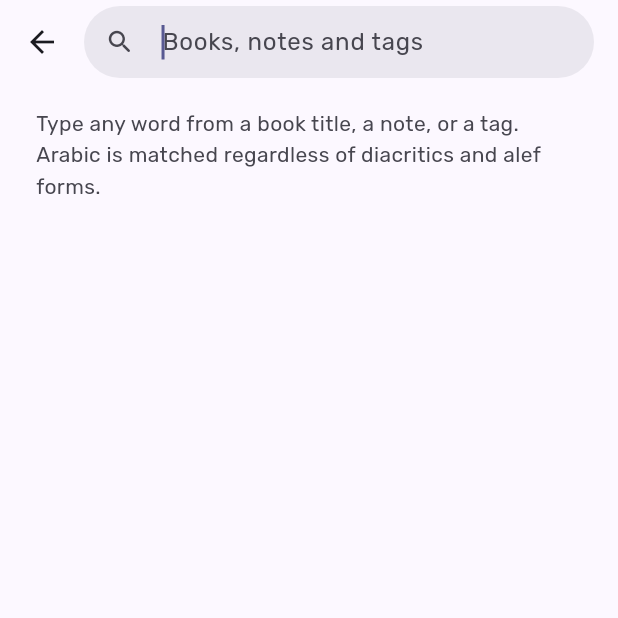
After one commit to ayoub-ben-99/waraq-app, a Flutter app: the screen it shows after launch, after a tap on the "search" icon, on a phone screen of 412 x 824 dp, the top half of it. The commit adds this screen. Run offline on Flutter 3.47's test engine with Material 3 defaults, Android fonts, the phone set to English and light mode, and no system bars; drawn by our look-alikes of dynamic_color; our stand-ins replace file_picker, flutter_riverpod, shared_preferences; missing offline and left inert: pdfx.

Commit message:
feat(search): one search over books, notes and tags (4.5.0)
Adds an Arabic-aware normaliser (diacritics, alef/ya/ta-marbuta, tatweel, Latin
case) and a pure search model that groups hits into books (title or shelf),
notes (text or tag name) and tags. The new screen is reachable from Home and the
Library, opens with the keyboard ready, and shows tag chips as suggestions before
typing.

Co-authored-by: arena-agent <297053741+arena-agent@users.noreply.github.com>

```diff
--- a/lib/core/app_info.dart
+++ b/lib/core/app_info.dart
@@ -1,4 +1,4 @@
 /// Single source of truth for the user-visible app version.
 abstract final class AppInfo {
-  static const String version = '4.4.0';
+  static const String version = '4.5.0';
 }
--- a/lib/core/l10n/app_strings.dart
+++ b/lib/core/l10n/app_strings.dart
@@ -274,6 +274,25 @@ class AppStrings {
   String get noteAddAction => _t('Add note', 'أضف ملاحظة');
   String get noteEditAction => _t('Edit note', 'تعديل الملاحظة');
 
+  // -------------------------------------------------------------- search ---
+  String get searchEverything => _t('Search', 'بحث');
+  String get searchEverythingHint => _t(
+        'Books, notes and tags',
+        'الكتب والملاحظات والوسوم',
+      );
+  String get searchIntro => _t(
+        'Type any word from a book title, a note, or a tag. Arabic is matched regardless of diacritics and alef forms.',
+        'اكتب أي كلمة من عنوان كتاب أو ملاحظة أو وسم. تُطابَق العربية بصرف النظر عن التشكيل وشكل الألف.',
+      );
+  String searchBooks(int count) => _t('Books · $count', 'كتب · $count');
+  String searchNotes(int count) => _t('Notes · $count', 'ملاحظات · $count');
+  String get searchTags => _t('Tags', 'الوسوم');
+  String get searchNoResultsTitle => _t('Nothing found', 'لا نتائج');
+  String searchNoResultsBody(String query) => _t(
+        'No book, note or tag matches “$query”.',
+        'لا كتاب ولا ملاحظة ولا وسم يطابق «$query».',
+      );
+
   // ---------------------------------------------------------------- tags ---
   String get noteTagsLabel => _t('Tags', 'الوسوم');
   String get tagNew => _t('New tag', 'وسم جديد');
--- /dev/null
+++ b/lib/domain/arabic_text.dart
@@ -0,0 +1,49 @@
+/// Arabic-aware text normalisation for search, ported from the React Native
+/// app's `normalize()`. Two strings that a reader would consider identical must
+/// compare equal: diacritics are dropped, alef/ya/ta-marbuta forms are unified
+/// and Latin text is lower-cased.
+String normalizeArabic(String? input) {
+  if (input == null) {
+    return '';
+  }
+  final StringBuffer out = StringBuffer();
+  for (final int code in input.runes) {
+    // Harakat (fatha…sukun) plus the superscript alef and tatweel carry no
+    // searchable meaning.
+    if (code >= 0x064B && code <= 0x065F) {
+      continue;
+    }
+    if (code == 0x0670 || code == 0x0640) {
+      continue;
+    }
+    final String char = String.fromCharCode(code);
+    switch (char) {
+      case 'أ':
+      case 'إ':
+      case 'آ':
+      case 'ٱ':
+        out.write('ا');
+      case 'ى':
+      case 'ئ':
+      case 'ي':
+        out.write('ي');
+      case 'ة':
+        out.write('ه');
+      case 'ؤ':
+        out.write('و');
+      default:
+        out.write(char.toLowerCase());
+    }
+  }
+  return out.toString().replaceAll(RegExp(r'\s+'), ' ').trim();
+}
+
+/// True when [haystack] contains [query] after normalisation. An empty query
+/// matches nothing, so empty fields never flood results.
+bool containsQuery(String? haystack, String query) {
+  final String needle = normalizeArabic(query);
+  if (needle.isEmpty) {
+    return false;
+  }
+  return normalizeArabic(haystack).contains(needle);
+}
--- /dev/null
+++ b/lib/domain/library_search.dart
@@ -0,0 +1,69 @@
+import 'arabic_text.dart';
+import 'entities/bookmark.dart';
+import 'entities/note_tag.dart';
+import 'entities/pdf_document.dart';
+
+/// What a global search found, grouped the way the screen shows it.
+class SearchResults {
+  const SearchResults({
+    this.books = const <PdfDocument>[],
+    this.notes = const <Bookmark>[],
+    this.tags = const <NoteTag>[],
+  });
+
+  final List<PdfDocument> books;
+  final List<Bookmark> notes;
+  final List<NoteTag> tags;
+
+  int get total => books.length + notes.length + tags.length;
+
+  bool get isEmpty => total == 0;
+}
+
+/// Searches books (title and shelf), notes (text and tag names) and tags.
+///
+/// A one-character query is enough: Arabic words are short, and the reader
+/// expects the list to narrow as they type.
+SearchResults searchLibrary({
+  required String query,
+  required List<PdfDocument> documents,
+  required List<Bookmark> notes,
+  required List<NoteTag> tags,
+  int limit = 40,
+}) {
+  final String needle = normalizeArabic(query);
+  if (needle.isEmpty) {
+    return const SearchResults();
+  }
+
+  final Map<String, NoteTag> tagsById = <String, NoteTag>{
+    for (final NoteTag tag in tags) tag.id: tag,
+  };
+
+  final List<PdfDocument> books = <PdfDocument>[
+    for (final PdfDocument document in documents)
+      if (containsQuery(document.title, needle) ||
+          containsQuery(document.category, needle))
+        document,
+  ]..sort((PdfDocument a, PdfDocument b) => a.title.compareTo(b.title));
+
+  final List<Bookmark> matchedNotes = <Bookmark>[
+    for (final Bookmark note in notes)
+      if (containsQuery(note.note, needle) ||
+          note.tagIds.any(
+            (String id) => containsQuery(tagsById[id]?.name, needle),
+          ))
+        note,
+  ]..sort((Bookmark a, Bookmark b) => b.touchedAt.compareTo(a.touchedAt));
+
+  final List<NoteTag> matchedTags = <NoteTag>[
+    for (final NoteTag tag in tags)
+      if (containsQuery(tag.name, needle)) tag,
+  ]..sort((NoteTag a, NoteTag b) => a.name.compareTo(b.name));
+
+  return SearchResults(
+    books: books.take(limit).toList(growable: false),
+    notes: matchedNotes.take(limit).toList(growable: false),
+    tags: matchedTags.take(limit).toList(growable: false),
+  );
+}
--- a/lib/presentation/screens/home_screen.dart
+++ b/lib/presentation/screens/home_screen.dart
@@ -24,6 +24,7 @@ import '../widgets/book_details_sheet.dart';
 import '../widgets/document_row.dart';
 import '../widgets/import_document.dart';
 import '../widgets/review_banner.dart';
+import 'search_screen.dart';
 import '../widgets/stats_grid.dart';
 
 /// Greeting, the resume card, and the most recent documents.
@@ -112,7 +113,20 @@ class HomeScreen extends ConsumerWidget {
                             ],
                           ),
                         ),
-                        const SizedBox(width: Gap.m),
+                        const SizedBox(width: Gap.s),
+                        RoundIconButton(
+                          icon: Icons.search_rounded,
+                          tooltip: strings.searchEverything,
+                          onPressed: () => unawaited(
+                            Navigator.of(context).push<void>(
+                              MaterialPageRoute<void>(
+                                builder: (BuildContext context) =>
+                                    const SearchScreen(),
+                              ),
+                            ),
+                          ),
+                        ),
+                        const SizedBox(width: Gap.s),
                         RoundIconButton(
                           icon: importing
                               ? Icons.hourglass_top_rounded
--- a/lib/presentation/screens/library_screen.dart
+++ b/lib/presentation/screens/library_screen.dart
@@ -16,6 +16,7 @@ import '../reader/reader_route.dart';
 import '../widgets/book_details_sheet.dart';
 import '../widgets/document_row.dart';
 import '../widgets/import_document.dart';
+import 'search_screen.dart';
 
 enum _SortMode { recent, title }
 
@@ -104,6 +105,19 @@ class _LibraryScreenState extends ConsumerState<LibraryScreen> {
                         style: theme.textTheme.displaySmall,
                       ),
                     ),
+                    RoundIconButton(
+                      icon: Icons.search_rounded,
+                      tooltip: strings.searchEverything,
+                      onPressed: () => unawaited(
+                        Navigator.of(context).push<void>(
+                          MaterialPageRoute<void>(
+                            builder: (BuildContext context) =>
+                                const SearchScreen(),
+                          ),
+                        ),
+                      ),
+                    ),
+                    const SizedBox(width: Gap.s),
                     RoundIconButton(
                       icon: importing
                           ? Icons.hourglass_top_rounded
--- /dev/null
+++ b/lib/presentation/screens/search_screen.dart
@@ -0,0 +1,385 @@
+import 'dart:async';
+
+import 'package:flutter/material.dart';
+import 'package:flutter_riverpod/flutter_riverpod.dart';
+
+import '../../core/l10n/app_strings.dart';
+import '../../core/theme/app_theme.dart';
+import '../../core/theme/shape_motion.dart';
+import '../../core/theme/tokens.dart';
+import '../../core/utils/formatters.dart';
+import '../../core/widgets/document_cover.dart';
+import '../../core/widgets/empty_state.dart';
+import '../../core/widgets/section_header.dart';
+import '../../core/widgets/tag_chip.dart';
+import '../../domain/entities/bookmark.dart';
+import '../../domain/entities/note_tag.dart';
+import '../../domain/entities/pdf_document.dart';
+import '../../domain/library_search.dart';
+import '../providers/bookmark_providers.dart';
+import '../providers/library_providers.dart';
+import '../providers/tag_providers.dart';
+import '../reader/reader_route.dart';
+
+/// One field over everything: books, notes and tags.
+class SearchScreen extends ConsumerStatefulWidget {
+  const SearchScreen({super.key});
+
+  @override
+  ConsumerState<SearchScreen> createState() => _SearchScreenState();
+}
+
+class _SearchScreenState extends ConsumerState<SearchScreen> {
+  final TextEditingController _field = TextEditingController();
+  String _query = '';
+
+  @override
+  void dispose() {
+    _field.dispose();
+    super.dispose();
+  }
+
+  void _searchFor(String value) {
+    _field
+      ..text = value
+      ..selection = TextSelection.collapsed(offset: value.length);
+    setState(() => _query = value);
+  }
+
+  @override
+  Widget build(BuildContext context) {
+    final AppStrings strings = AppStrings.of(context);
+    final ThemeData theme = Theme.of(context);
+    final ColorScheme scheme = theme.colorScheme;
+    final WaraqShape shape = WaraqShape.of(context);
+
+    final List<PdfDocument> documents =
+        ref.watch(documentsProvider).valueOrNull ?? const <PdfDocument>[];
+    final List<Bookmark> notes = ref.watch(notesProvider);
+    final List<NoteTag> tags =
+        ref.watch(tagsProvider).valueOrNull ?? const <NoteTag>[];
+    final Map<String, PdfDocument> documentsById = <String, PdfDocument>{
+      for (final PdfDocument document in documents) document.id: document,
+    };
+    final Map<String, NoteTag> tagsById = <String, NoteTag>{
+      for (final NoteTag tag in tags) tag.id: tag,
+    };
+    final SearchResults results = searchLibrary(
+      query: _query,
+      documents: documents,
+      notes: notes,
+      tags: tags,
+    );
+
+    return Scaffold(
+      appBar: AppBar(
+        backgroundColor: Colors.transparent,
+        scrolledUnderElevation: 0,
+        titleSpacing: 0,
+        title: TextField(
+          controller: _field,
+          autofocus: true,
+          textInputAction: TextInputAction.search,
+          onChanged: (String value) => setState(() => _query = value),
+          decoration: InputDecoration(
+            hintText: strings.searchEverythingHint,
+            isDense: true,
+            filled: true,
+            fillColor: scheme.surfaceContainerHigh,
+            prefixIcon: Icon(Icons.search_rounded, size: 20),
+            suffixIcon: _query.isEmpty
+                ? null
+                : IconButton(
+                    onPressed: () {
+                      _field.clear();
+                      setState(() => _query = '');
+                    },
+                    icon: const Icon(Icons.close_rounded, size: 18),
+                  ),
+            contentPadding: const EdgeInsets.symmetric(
+              horizontal: Gap.l,
+              vertical: Gap.m,
+            ),
+            border: OutlineInputBorder(
+              borderRadius: shape.allPill,
+              borderSide: BorderSide.none,
+            ),
+          ),
+        ),
+        actions: const <Widget>[SizedBox(width: Gap.l)],
+      ),
+      body: SafeArea(
+        top: false,
+        child: _query.trim().isEmpty
+            ? _Suggestions(tags: tags, onPick: _searchFor)
+            : results.isEmpty
+                ? Center(
+                    child: SingleChildScrollView(
+                      padding: const EdgeInsets.all(Gap.xl),
+                      child: EmptyState(
+                        icon: Icons.search_off_rounded,
+                        title: strings.searchNoResultsTitle,
+                        message: strings.searchNoResultsBody(_query.trim()),
+                      ),
+                    ),
+                  )
+                : ListView(
+                    padding: const EdgeInsets.fromLTRB(
+                      Gap.xl,
+                      Gap.s,
+                      Gap.xl,
+                      Gap.xxl,
+                    ),
+                    children: <Widget>[
+                      if (results.books.isNotEmpty) ...<Widget>[
+                        SectionHeader(
+                          title: strings.searchBooks(results.books.length),
+                        ),
+                        for (final PdfDocument document in results.books)
+                          Padding(
+                            padding: const EdgeInsets.only(bottom: Gap.xs),
+                            child: _BookHit(
+                              document: document,
+                              onTap: () => unawaited(
+                                openReader(context, ref, document),
+                              ),
+                            ),
+                          ),
+                        const SizedBox(height: Gap.l),
+                      ],
+                      if (results.notes.isNotEmpty) ...<Widget>[
+                        SectionHeader(
+                          title: strings.searchNotes(results.notes.length),
+                        ),
+                        for (final Bookmark note in results.notes)
+                          if (documentsById[note.documentId]
+                              case final PdfDocument document)
+                            Padding(
+                              padding: const EdgeInsets.only(bottom: Gap.s),
+                              child: _NoteHit(
+                                note: note,
+                                document: document,
+                                tags: <NoteTag>[
+                                  for (final String id in note.tagIds)
+                                    if (tagsById[id] case final NoteTag tag)
+                                      tag,
+                                ],
+                                onTap: () => unawaited(
+                                  openReader(
+                                    context,
+                                    ref,
+                                    document,
+                                    startPage: note.page,
+                                  ),
+                                ),
+                              ),
+                            ),
+                        const SizedBox(height: Gap.l),
+                      ],
+                      if (results.tags.isNotEmpty) ...<Widget>[
+                        SectionHeader(title: strings.searchTags),
+                        Wrap(
+                          spacing: Gap.s,
+                          runSpacing: Gap.xs,
+                          children: <Widget>[
+                            for (final NoteTag tag in results.tags)
+                              TagFilterChip(
+                                tag: tag,
+                                selected: false,
+                                onSelected: (_) => _searchFor(tag.name),
+                              ),
+                          ],
+                        ),
+                      ],
+                    ],
+                  ),
+      ),
+    );
+  }
+}
+
+class _Suggestions extends StatelessWidget {
+  const _Suggestions({required this.tags, required this.onPick});
+
+  final List<NoteTag> tags;
+  final ValueChanged<String> onPick;
+
+  @override
+  Widget build(BuildContext context) {
+    final AppStrings strings = AppStrings.of(context);
+    final ThemeData theme = Theme.of(context);
+    final ColorScheme scheme = theme.colorScheme;
+
+    return ListView(
+      padding: const EdgeInsets.fromLTRB(Gap.xl, Gap.l, Gap.xl, Gap.xxl),
+      children: <Widget>[
+        Text(
+          strings.searchIntro,
+          style: theme.textTheme.bodyMedium?.copyWith(
+            color: scheme.onSurfaceVariant,
+            height: 1.5,
+          ),
+        ),
+        if (tags.isNotEmpty) ...<Widget>[
+          const SizedBox(height: Gap.l),
+          Text(
+            strings.searchTags,
+            style: theme.textTheme.titleSmall?.copyWith(
+              color: scheme.onSurfaceVariant,
+            ),
+          ),
+          const SizedBox(height: Gap.s),
+          Wrap(
+            spacing: Gap.s,
+            runSpacing: Gap.xs,
+            children: <Widget>[
+              for (final NoteTag tag in tags)
+                TagFilterChip(
+                  tag: tag,
+                  selected: false,
+                  onSelected: (_) => onPick(tag.name),
+                ),
+            ],
+          ),
+        ],
+      ],
+    );
+  }
+}
+
+class _BookHit extends StatelessWidget {
+  const _BookHit({required this.document, required this.onTap});
+
+  final PdfDocument document;
+  final VoidCallback onTap;
+
+  @override
+  Widget build(BuildContext context) {
+    final AppStrings strings = AppStrings.of(context);
+    final ThemeData theme = Theme.of(context);
+    final ColorScheme scheme = theme.colorScheme;
+    final TextTheme text = theme.textTheme;
+
+    return Material(
+      color: scheme.surfaceContainerLow,
+      borderRadius: WaraqShape.of(context).allLg,
+      clipBehavior: Clip.antiAlias,
+      child: InkWell(
+        onTap: onTap,
+        child: Padding(
+          padding: const EdgeInsets.all(Gap.m),
+          child: Row(
+            children: <Widget>[
+              DocumentCover(document: document, width: 34, height: 46),
+              const SizedBox(width: Gap.m),
+              Expanded(
+                child: Column(
+                  crossAxisAlignment: CrossAxisAlignment.start,
+                  children: <Widget>[
+                    Text(
+                      document.title,
+                      maxLines: 1,
+                      overflow: TextOverflow.ellipsis,
+                      style: text.titleMedium,
+                    ),
+                    Text(
+                      <String>[
+                        if (document.category != null) document.category!,
+                        strings.pagesLabel(document.pageCount),
+                        formatBytes(document.sizeBytes),
+                      ].join(' · '),
+                      maxLines: 1,
+                      overflow: TextOverflow.ellipsis,
+                      style: text.labelSmall?.copyWith(
+                        color: scheme.onSurfaceVariant,
+                      ),
+                    ),
+                  ],
+                ),
+              ),
+              Icon(
+                Icons.chevron_right_rounded,
+                color: scheme.onSurfaceVariant.withFraction(0.6),
+              ),
+            ],
+          ),
+        ),
+      ),
+    );
+  }
+}
+
+class _NoteHit extends StatelessWidget {
+  const _NoteHit({
+    required this.note,
+    required this.document,
+    required this.tags,
+    required this.onTap,
+  });
+
+  final Bookmark note;
+  final PdfDocument document;
+  final List<NoteTag> tags;
+  final VoidCallback onTap;
+
+  @override
+  Widget build(BuildContext context) {
+    final AppStrings strings = AppStrings.of(context);
+    final ThemeData theme = Theme.of(context);
+    final ColorScheme scheme = theme.colorScheme;
+
+    return Material(
+      color: scheme.surfaceContainerLow,
+      borderRadius: WaraqShape.of(context).allLg,
+      clipBehavior: Clip.antiAlias,
+      child: InkWell(
+        onTap: onTap,
+        child: Padding(
+          padding: const EdgeInsets.all(Gap.m),
+          child: Column(
+            crossAxisAlignment: CrossAxisAlignment.start,
+            children: <Widget>[
+              Row(
+                children: <Widget>[
+                  Expanded(
+                    child: Text(
+                      document.title,
+                      maxLines: 1,
+                      overflow: TextOverflow.ellipsis,
+                      style: theme.textTheme.labelMedium?.copyWith(
+                        color: scheme.onSurfaceVariant,
+                      ),
+                    ),
+                  ),
+                  Text(
+                    strings.pageOf(note.page, document.pageCount),
+                    style: theme.textTheme.labelSmall?.copyWith(
+                      color: scheme.onSurfaceVariant,
+                    ),
+                  ),
+                ],
+              ),
+              const SizedBox(height: Gap.xxs),
+              Text(
+                note.note ?? '',
+                maxLines: 3,
+                overflow: TextOverflow.ellipsis,
+                style: theme.textTheme.bodyMedium?.copyWith(height: 1.5),
+              ),
+              if (tags.isNotEmpty) ...<Widget>[
+                const SizedBox(height: Gap.s),
+                Wrap(
+                  spacing: Gap.xs,
+                  runSpacing: Gap.xxs,
+                  children: <Widget>[
+                    for (final NoteTag tag in tags) TagPill(tag: tag),
+                  ],
+                ),
+              ],
+            ],
+          ),
+        ),
+      ),
+    );
+  }
+}
--- a/pubspec.yaml
+++ b/pubspec.yaml
@@ -1,7 +1,7 @@
 name: waraq
 description: Waraq — a calm, local-first PDF reader with Material You theming.
 publish_to: "none"
-version: 4.4.0+6
+version: 4.5.0+7
 
 environment:
   sdk: ">=3.4.0 <4.0.0"
```
Also changed, not shown: 2 other files.
